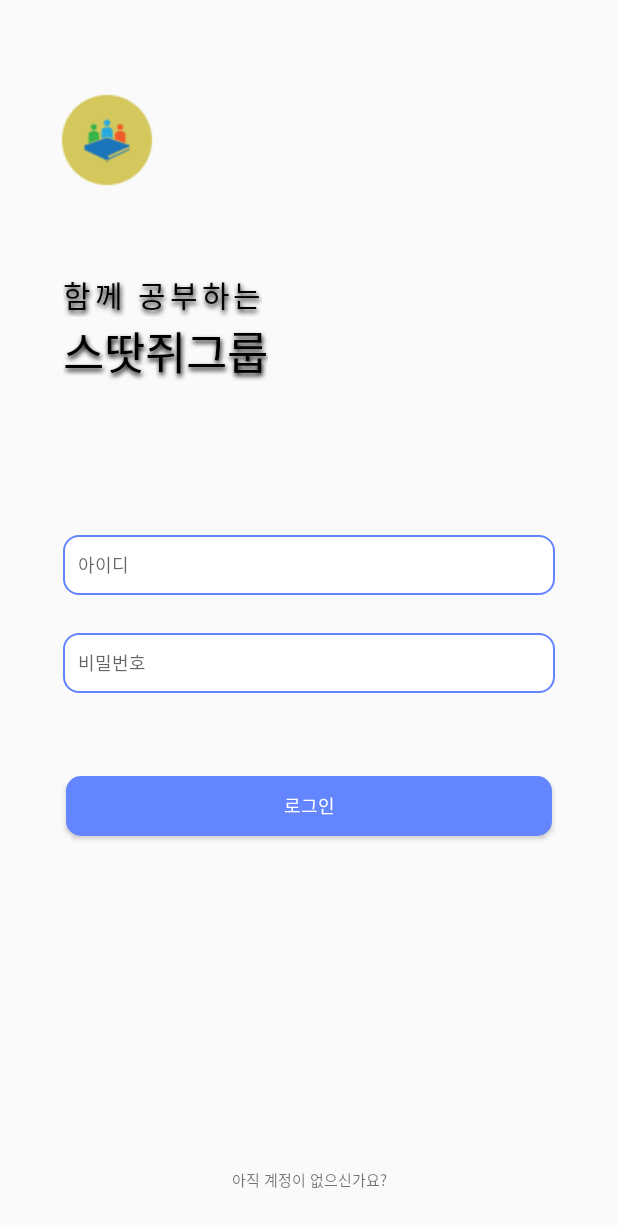
After one commit to 2020Network/NetworkAndroid, an Android app: the LoginActivity screen opened directly, with no data from a screen before it, on a phone screen of 412 x 824 dp. The commit adds this screen. Shown: the top 1227 px of the screen. Run offline under Robolectric (Android 15) with nearby library versions, the phone set to English and light mode, and no system bars.

Commit message:
[CREATE] Login

```diff
--- a/app/src/main/AndroidManifest.xml
+++ b/app/src/main/AndroidManifest.xml
@@ -11,14 +11,16 @@
         android:roundIcon="@mipmap/ic_launcher_round"
         android:supportsRtl="true"
         android:theme="@style/AppTheme">
+        <activity android:name=".SignupActivity"></activity>
+        <activity android:name=".LoginActivity" />
         <activity android:name=".SplashActivity">
             <intent-filter>
                 <action android:name="android.intent.action.MAIN" />
 
                 <category android:name="android.intent.category.LAUNCHER" />
-            </intent-filter></activity>
-        <activity android:name=".MainActivity">
+            </intent-filter>
         </activity>
+        <activity android:name=".MainActivity" />
     </application>
 
 </manifest>
--- /dev/null
+++ b/app/src/main/java/com/example/studygorup/LoginActivity.kt
@@ -0,0 +1,11 @@
+package com.example.studygorup
+
+import androidx.appcompat.app.AppCompatActivity
+import android.os.Bundle
+
+class LoginActivity : AppCompatActivity() {
+    override fun onCreate(savedInstanceState: Bundle?) {
+        super.onCreate(savedInstanceState)
+        setContentView(R.layout.activity_login)
+    }
+}
--- /dev/null
+++ b/app/src/main/java/com/example/studygorup/SignupActivity.kt
@@ -0,0 +1,11 @@
+package com.example.studygorup
+
+import androidx.appcompat.app.AppCompatActivity
+import android.os.Bundle
+
+class SignupActivity : AppCompatActivity() {
+    override fun onCreate(savedInstanceState: Bundle?) {
+        super.onCreate(savedInstanceState)
+        setContentView(R.layout.activity_signup)
+    }
+}
--- /dev/null
+++ b/app/src/main/res/drawable/edit_text_shape.xml
@@ -0,0 +1,16 @@
+<?xml version="1.0" encoding="utf-8"?>
+<shape xmlns:android="http://schemas.android.com/apk/res/android"
+    android:shape="rectangle">
+
+    <size
+        android:width="330dp"
+        android:height="40dp"   />
+    <solid
+        android:color="#ffffff" />
+    <stroke
+        android:color="@color/colorMain"
+        android:width="1dp"   />
+    <corners
+        android:radius="10dp"   />
+
+</shape>
--- /dev/null
+++ b/app/src/main/res/drawable/long_button_shape.xml
@@ -0,0 +1,13 @@
+<?xml version="1.0" encoding="utf-8"?>
+<shape xmlns:android="http://schemas.android.com/apk/res/android"
+    android:shape="rectangle">
+
+    <size
+        android:width="330dp"
+        android:height="40dp"   />
+    <solid
+        android:color="@color/colorMain"    />
+    <corners
+        android:radius="10dp"   />
+
+</shape>
--- /dev/null
+++ b/app/src/main/res/layout/activity_login.xml
@@ -0,0 +1,117 @@
+<?xml version="1.0" encoding="utf-8"?>
+<androidx.constraintlayout.widget.ConstraintLayout xmlns:android="http://schemas.android.com/apk/res/android"
+    xmlns:app="http://schemas.android.com/apk/res-auto"
+    xmlns:tools="http://schemas.android.com/tools"
+    android:layout_width="match_parent"
+    android:layout_height="match_parent"
+    tools:context=".LoginActivity">
+
+
+    <ImageView
+        android:id="@+id/imageView"
+        android:layout_width="wrap_content"
+        android:layout_height="wrap_content"
+        android:layout_marginStart="21dp"
+        android:layout_marginTop="43dp"
+        app:layout_constraintStart_toStartOf="parent"
+        app:layout_constraintTop_toTopOf="parent"
+        app:srcCompat="@drawable/logo" />
+
+    <TextView
+        android:id="@+id/textView"
+        android:layout_width="wrap_content"
+        android:layout_height="wrap_content"
+        android:layout_marginStart="42dp"
+        android:layout_marginTop="38dp"
+        android:fontFamily="@font/appleneol"
+        android:shadowColor="#000000"
+        android:shadowDx="1"
+        android:shadowDy="3"
+        android:shadowRadius="4"
+        android:text="함께 공부하는"
+        android:letterSpacing="0.13"
+        android:textColor="#000000"
+        android:textSize="20dp"
+        app:layout_constraintStart_toStartOf="parent"
+        app:layout_constraintTop_toBottomOf="@+id/imageView" />
+
+    <TextView
+        android:id="@+id/textView2"
+        android:layout_width="wrap_content"
+        android:layout_height="wrap_content"
+        android:layout_marginStart="42dp"
+        android:fontFamily="@font/appleneol"
+        android:shadowColor="#000000"
+        android:shadowDx="1"
+        android:shadowDy="3"
+        android:shadowRadius="4"
+        android:text="스땃쥐그룹"
+        android:textColor="#000000"
+        android:textSize="30dp"
+        app:layout_constraintStart_toStartOf="parent"
+        app:layout_constraintTop_toBottomOf="@+id/textView" />
+
+    <EditText
+        android:id="@+id/editId"
+        android:layout_width="0dp"
+        android:layout_height="wrap_content"
+        android:layout_marginStart="42dp"
+        android:layout_marginTop="100dp"
+        android:layout_marginEnd="42dp"
+        android:ems="10"
+        android:inputType="textPersonName"
+        android:hint="아이디"
+        android:textSize="12dp"
+        android:fontFamily="@font/appleneol"
+        android:background="@drawable/edit_text_shape"
+        android:paddingLeft="10dp"
+        app:layout_constraintEnd_toEndOf="parent"
+        app:layout_constraintStart_toStartOf="parent"
+        app:layout_constraintTop_toBottomOf="@+id/textView2" />
+
+    <EditText
+        android:id="@+id/editPW"
+        android:layout_width="0dp"
+        android:layout_height="wrap_content"
+        android:layout_marginStart="42dp"
+        android:layout_marginTop="25dp"
+        android:layout_marginEnd="42dp"
+        android:ems="10"
+        android:inputType="textPersonName"
+        android:hint="비밀번호"
+        android:textSize="12dp"
+        android:fontFamily="@font/appleneol"
+        android:background="@drawable/edit_text_shape"
+        android:paddingLeft="10dp"
+        app:layout_constraintEnd_toEndOf="parent"
+        app:layout_constraintHorizontal_bias="1.0"
+        app:layout_constraintStart_toStartOf="parent"
+        app:layout_constraintTop_toBottomOf="@+id/editId" />
+
+    <Button
+        android:id="@+id/button"
+        android:layout_width="0dp"
+        android:layout_height="40dp"
+        android:layout_marginStart="44dp"
+        android:layout_marginTop="55dp"
+        android:layout_marginEnd="44dp"
+        android:text="로그인"
+        android:textSize="12dp"
+        android:textColor="@color/colorWhite"
+        android:fontFamily="@font/appleneol"
+        android:background="@drawable/long_button_shape"
+        app:layout_constraintEnd_toEndOf="parent"
+        app:layout_constraintStart_toStartOf="parent"
+        app:layout_constraintTop_toBottomOf="@+id/editPW" />
+
+    <TextView
+        android:id="@+id/textSignup"
+        android:layout_width="wrap_content"
+        android:layout_height="wrap_content"
+        android:layout_marginBottom="30dp"
+        android:text="아직 계정이 없으신가요?"
+        android:textSize="10dp"
+        app:layout_constraintBottom_toBottomOf="parent"
+        app:layout_constraintEnd_toEndOf="parent"
+        app:layout_constraintStart_toStartOf="parent" />
+</androidx.constraintlayout.widget.ConstraintLayout>
--- /dev/null
+++ b/app/src/main/res/layout/activity_signup.xml
@@ -0,0 +1,9 @@
+<?xml version="1.0" encoding="utf-8"?>
+<androidx.constraintlayout.widget.ConstraintLayout xmlns:android="http://schemas.android.com/apk/res/android"
+    xmlns:app="http://schemas.android.com/apk/res-auto"
+    xmlns:tools="http://schemas.android.com/tools"
+    android:layout_width="match_parent"
+    android:layout_height="match_parent"
+    tools:context=".SignupActivity">
+
+</androidx.constraintlayout.widget.ConstraintLayout>
--- a/app/src/main/res/values/colors.xml
+++ b/app/src/main/res/values/colors.xml
@@ -3,4 +3,7 @@
     <color name="colorPrimary">#6200EE</color>
     <color name="colorPrimaryDark">#3700B3</color>
     <color name="colorAccent">#03DAC5</color>
+
+    <color name="colorMain">#6385FF</color>
+    <color name="colorWhite">#FFFFFF</color>
 </resources>
```
